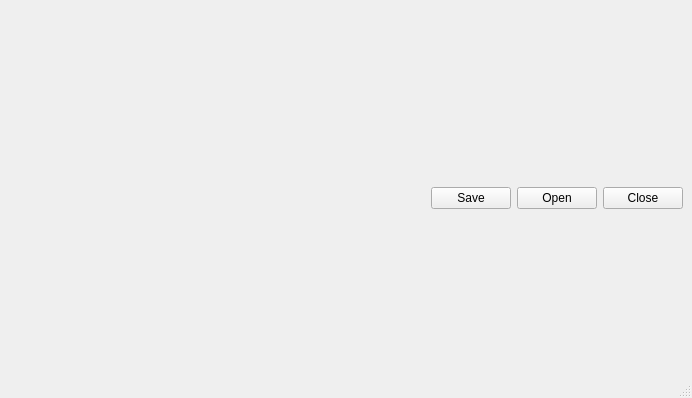
First picture: the form in ui/window.ui, repository iceanimations/checkoutin, before the edit.
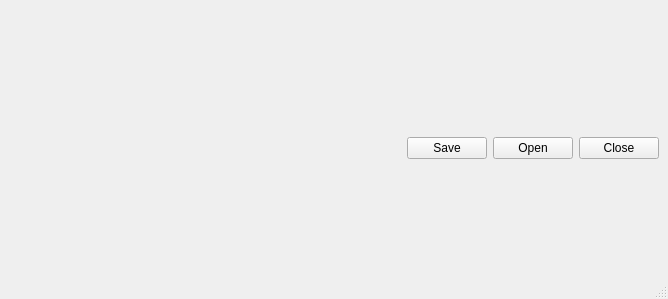
Second picture: the form after the edit.

Commit message: minimum size of buttons set to 75

What changed in the file:
```diff
--- a/ui/window.ui
+++ b/ui/window.ui
@@ -6,8 +6,8 @@
    <rect>
     <x>0</x>
     <y>0</y>
-    <width>692</width>
-    <height>398</height>
+    <width>668</width>
+    <height>299</height>
    </rect>
   </property>
   <property name="windowTitle">
@@ -66,6 +66,18 @@
       </item>
       <item>
        <widget class="QPushButton" name="saveButton">
+        <property name="sizePolicy">
+         <sizepolicy hsizetype="Preferred" vsizetype="Fixed">
+          <horstretch>0</horstretch>
+          <verstretch>0</verstretch>
+         </sizepolicy>
+        </property>
+        <property name="minimumSize">
+         <size>
+          <width>75</width>
+          <height>0</height>
+         </size>
+        </property>
         <property name="text">
          <string>Save</string>
         </property>
@@ -79,6 +91,12 @@
           <verstretch>0</verstretch>
          </sizepolicy>
         </property>
+        <property name="minimumSize">
+         <size>
+          <width>75</width>
+          <height>0</height>
+         </size>
+        </property>
         <property name="text">
          <string>Open</string>
         </property>
@@ -92,6 +110,12 @@
           <verstretch>0</verstretch>
          </sizepolicy>
         </property>
+        <property name="minimumSize">
+         <size>
+          <width>75</width>
+          <height>0</height>
+         </size>
+        </property>
         <property name="text">
          <string>Close</string>
         </property>
```
Left out of the diff: 2 changed lines with no effect on the pictures. The commit also changes 2 other files.
